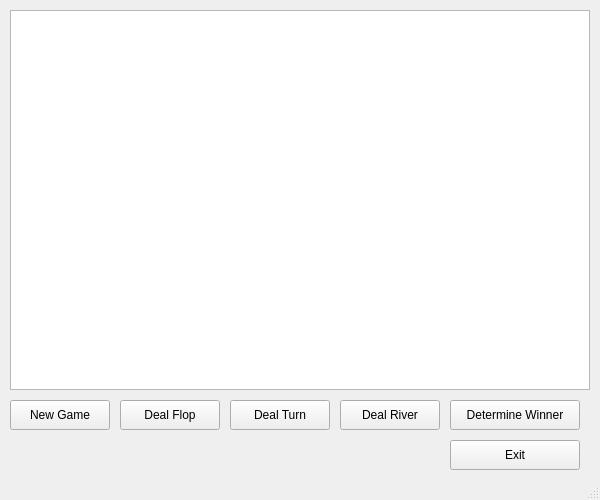
Before: the Qt Designer form mainwindow.ui in BitManipulators/202_PokerGame, drawn with Qt 5.
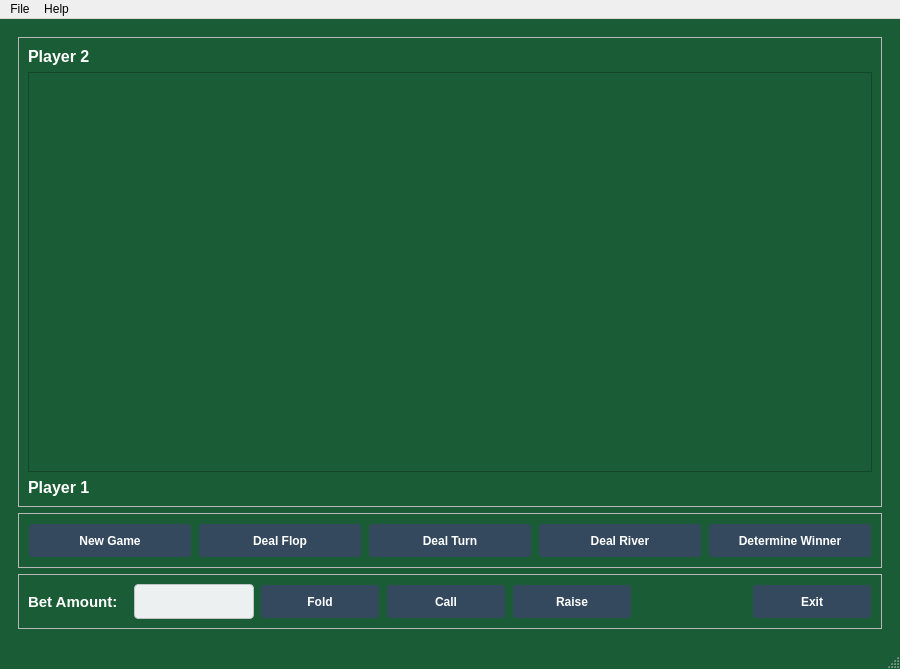
After: the same form once the commit is applied.

Commit message: updated the game strategy and UI

```diff
--- a/mainwindow.ui
+++ b/mainwindow.ui
@@ -6,119 +6,425 @@
    <rect>
     <x>0</x>
     <y>0</y>
-    <width>600</width>
-    <height>500</height>
+    <width>900</width>
+    <height>650</height>
    </rect>
   </property>
   <property name="windowTitle">
    <string>Texas Hold'em Poker</string>
   </property>
+  <property name="styleSheet">
+   <string>
+QMainWindow {
+  background-color: #1a5c35;
+}
+
+/* Basic button style */
+QPushButton {
+  color: white;
+  border-radius: 4px;
+  padding: 6px;
+  font-weight: bold;
+  background-color: #34495e;
+  border: 2px solid transparent;
+}
+
+/* Hover state: Increase brightness and add border */
+QPushButton:hover {
+  background-color: #3d5a73; /* a brighter blue-gray */
+  border: 2px solid #ecf0f1;
+}
+
+/* Pressed state: Darken further and maintain border */
+QPushButton:pressed {
+  background-color: #2a3d4f; /* a darker tone */
+  border: 2px solid #ecf0f1;
+}
+
+/* Checked/Active state: Use a distinct color with a visible border */
+QPushButton:checked, QPushButton:checked:hover {
+  background-color: #2980b9;
+  border: 2px solid #ecf0f1;
+}
+
+/* Focus state: Emphasize with a contrasting border */
+QPushButton:focus {
+  border: 2px solid #f1c40f;
+}
+
+QLabel {
+  color: white;
+  font-weight: bold;
+}
+
+QLineEdit {
+    color: #2c3e50; /* or another darker color */
+    padding: 4px;
+    border-radius: 4px;
+    border: 1px solid #bdc3c7;
+    background-color: #ecf0f1;
+}
+   </string>
+  </property>
   <widget class="QWidget" name="centralwidget">
-   <!-- Graphics view to display cards -->
-   <widget class="QGraphicsView" name="graphicsView">
-    <property name="geometry">
-     <rect>
-      <x>10</x>
-      <y>10</y>
-      <width>580</width>
-      <height>380</height>
-     </rect>
-    </property>
-   </widget>
-   <!-- New Game Button -->
-   <widget class="QPushButton" name="newGameButton">
-    <property name="geometry">
-     <rect>
-      <x>10</x>
-      <y>400</y>
-      <width>100</width>
-      <height>30</height>
-     </rect>
-    </property>
-    <property name="text">
-     <string>New Game</string>
-    </property>
-   </widget>
-   <!-- Deal Flop Button -->
-   <widget class="QPushButton" name="dealFlopButton">
-    <property name="geometry">
-     <rect>
-      <x>120</x>
-      <y>400</y>
-      <width>100</width>
-      <height>30</height>
-     </rect>
-    </property>
-    <property name="text">
-     <string>Deal Flop</string>
-    </property>
-   </widget>
-   <!-- Deal Turn Button -->
-   <widget class="QPushButton" name="dealTurnButton">
-    <property name="geometry">
-     <rect>
-      <x>230</x>
-      <y>400</y>
-      <width>100</width>
-      <height>30</height>
-     </rect>
-    </property>
-    <property name="text">
-     <string>Deal Turn</string>
-    </property>
-   </widget>
-   <!-- Deal River Button -->
-   <widget class="QPushButton" name="dealRiverButton">
-    <property name="geometry">
-     <rect>
-      <x>340</x>
-      <y>400</y>
-      <width>100</width>
-      <height>30</height>
-     </rect>
-    </property>
-    <property name="text">
-     <string>Deal River</string>
-    </property>
-   </widget>
-   <!-- Determine Winner Button -->
-   <widget class="QPushButton" name="determineWinnerButton">
-    <property name="geometry">
-     <rect>
-      <x>450</x>
-      <y>400</y>
-      <width>130</width>
-      <height>30</height>
-     </rect>
-    </property>
-    <property name="text">
-     <string>Determine Winner</string>
-    </property>
-   </widget>
-   <!-- Exit Button -->
-   <widget class="QPushButton" name="exitButton">
-    <property name="geometry">
-     <rect>
-      <x>450</x>
-      <y>440</y>
-      <width>130</width>
-      <height>30</height>
-     </rect>
-    </property>
-    <property name="text">
-     <string>Exit</string>
-    </property>
-   </widget>
+   <layout class="QVBoxLayout" name="verticalLayout">
+    <item>
+     <widget class="QStackedWidget" name="stackedWidget">
+      <property name="currentIndex">
+       <number>1</number>
+      </property>
+      <!-- Landing Page -->
+      <widget class="QWidget" name="landingPage">
+       <layout class="QVBoxLayout" name="landingPageLayout">
+        <item>
+         <spacer name="topSpacer">
+          <property name="orientation">
+           <enum>Qt::Vertical</enum>
+          </property>
+          <property name="sizeHint" stdset="0">
+           <size>
+            <width>20</width>
+            <height>40</height>
+           </size>
+          </property>
+         </spacer>
+        </item>
+        <item alignment="Qt::AlignHCenter">
+         <widget class="QLabel" name="titleLabel">
+          <property name="font">
+           <font>
+            <pointsize>24</pointsize>
+            <bold>true</bold>
+           </font>
+          </property>
+          <property name="text">
+           <string>Texas Hold'em Poker</string>
+          </property>
+          <property name="alignment">
+           <set>Qt::AlignmentFlag::AlignCenter</set>
+          </property>
+         </widget>
+        </item>
+        <item>
+         <spacer name="middleSpacer">
+          <property name="orientation">
+           <enum>Qt::Vertical</enum>
+          </property>
+          <property name="sizeHint" stdset="0">
+           <size>
+            <width>20</width>
+            <height>40</height>
+           </size>
+          </property>
+         </spacer>
+        </item>
+        <item alignment="Qt::AlignHCenter">
+         <widget class="QPushButton" name="startNewGameButton">
+          <property name="minimumSize">
+           <size>
+            <width>200</width>
+            <height>40</height>
+           </size>
+          </property>
+          <property name="text">
+           <string>Start New Game</string>
+          </property>
+         </widget>
+        </item>
+        <item>
+         <spacer name="bottomSpacer">
+          <property name="orientation">
+           <enum>Qt::Vertical</enum>
+          </property>
+          <property name="sizeHint" stdset="0">
+           <size>
+            <width>20</width>
+            <height>40</height>
+           </size>
+          </property>
+         </spacer>
+        </item>
+       </layout>
+      </widget>
+
+      <!-- Game Page -->
+      <widget class="QWidget" name="gamePage">
+       <layout class="QVBoxLayout" name="gamePageLayout">
+        <item>
+         <widget class="QFrame" name="gameFrame">
+          <property name="frameShape">
+           <enum>QFrame::StyledPanel</enum>
+          </property>
+          <property name="frameShadow">
+           <enum>QFrame::Raised</enum>
+          </property>
+          <layout class="QVBoxLayout" name="gameFrameLayout">
+           <item>
+            <widget class="QLabel" name="player2Label">
+             <property name="font">
+              <font>
+               <pointsize>12</pointsize>
+               <bold>true</bold>
+              </font>
+             </property>
+             <property name="text">
+              <string>Player 2</string>
+             </property>
+            </widget>
+           </item>
+           <item>
+            <widget class="QGraphicsView" name="graphicsView">
+             <property name="minimumSize">
+              <size>
+               <width>0</width>
+               <height>400</height>
+              </size>
+             </property>
+             <property name="styleSheet">
+              <string>background-color: #1a5c35;</string>
+             </property>
+            </widget>
+           </item>
+           <item>
+            <widget class="QLabel" name="player1Label">
+             <property name="font">
+              <font>
+               <pointsize>12</pointsize>
+               <bold>true</bold>
+              </font>
+             </property>
+             <property name="text">
+              <string>Player 1</string>
+             </property>
+            </widget>
+           </item>
+          </layout>
+         </widget>
+        </item>
+
+        <!-- Game Controls -->
+        <item>
+         <widget class="QFrame" name="controlsFrame">
+          <property name="frameShape">
+           <enum>QFrame::StyledPanel</enum>
+          </property>
+          <property name="frameShadow">
+           <enum>QFrame::Raised</enum>
+          </property>
+          <layout class="QHBoxLayout" name="controlsLayout">
+           <item>
+            <widget class="QPushButton" name="newGameButton">
+             <property name="minimumSize">
+              <size>
+               <width>120</width>
+               <height>35</height>
+              </size>
+             </property>
+             <property name="text">
+              <string>New Game</string>
+             </property>
+            </widget>
+           </item>
+           <item>
+            <widget class="QPushButton" name="dealFlopButton">
+             <property name="minimumSize">
+              <size>
+               <width>120</width>
+               <height>35</height>
+              </size>
+             </property>
+             <property name="text">
+              <string>Deal Flop</string>
+             </property>
+            </widget>
+           </item>
+           <item>
+            <widget class="QPushButton" name="dealTurnButton">
+             <property name="minimumSize">
+              <size>
+               <width>120</width>
+               <height>35</height>
+              </size>
+             </property>
+             <property name="text">
+              <string>Deal Turn</string>
+             </property>
+            </widget>
+           </item>
+           <item>
+            <widget class="QPushButton" name="dealRiverButton">
+             <property name="minimumSize">
+              <size>
+               <width>120</width>
+               <height>35</height>
+              </size>
+             </property>
+             <property name="text">
+              <string>Deal River</string>
+             </property>
+            </widget>
+           </item>
+           <item>
+            <widget class="QPushButton" name="determineWinnerButton">
+             <property name="minimumSize">
+              <size>
+               <width>150</width>
+               <height>35</height>
+              </size>
+             </property>
+             <property name="text">
+              <string>Determine Winner</string>
+             </property>
+            </widget>
+           </item>
+          </layout>
+         </widget>
+        </item>
+
+        <!-- Bet Controls -->
+        <item>
+         <widget class="QFrame" name="betFrame">
+          <property name="frameShape">
+           <enum>QFrame::StyledPanel</enum>
+          </property>
+          <property name="frameShadow">
+           <enum>QFrame::Raised</enum>
+          </property>
+          <layout class="QHBoxLayout" name="betLayout">
+           <item>
+            <widget class="QLabel" name="betLabel">
+             <property name="minimumSize">
+              <size>
+               <width>100</width>
+               <height>0</height>
+              </size>
+             </property>
+             <property name="font">
+              <font>
+               <pointsize>11</pointsize>
+              </font>
+             </property>
+             <property name="text">
+              <string>Bet Amount:</string>
+             </property>
+            </widget>
+           </item>
+           <item>
+            <widget class="QLineEdit" name="betLineEdit">
+             <property name="minimumSize">
+              <size>
+               <width>120</width>
+               <height>35</height>
+              </size>
+             </property>
+             <property name="maximumSize">
+              <size>
+               <width>150</width>
+               <height>16777215</height>
+              </size>
+             </property>
+            </widget>
+           </item>
+           <item>
+            <widget class="QPushButton" name="foldButton">
+             <property name="minimumSize">
+              <size>
+               <width>120</width>
+               <height>35</height>
+              </size>
+             </property>
+             <property name="text">
+              <string>Fold</string>
+             </property>
+            </widget>
+             </item>
+              <item>
+            <widget class="QPushButton" name="callButton">
+             <property name="minimumSize">
+              <size>
+               <width>120</width>
+               <height>35</height>
+              </size>
+             </property>
+             <property name="text">
+              <string>Call</string>
+             </property>
+            </widget>
+             </item>
+              <item>
+            <widget class="QPushButton" name="placeBetButton">
+             <property name="minimumSize">
+              <size>
+               <width>120</width>
+               <height>35</height>
+              </size>
+             </property>
+             <property name="text">
+              <string>Raise</string>
+             </property>
+            </widget>
+           </item>
+           <item>
+            <spacer name="horizontalSpacer">
+             <property name="orientation">
+              <enum>Qt::Horizontal</enum>
+             </property>
+             <property name="sizeHint" stdset="0">
+              <size>
+               <width>40</width>
+               <height>20</height>
+              </size>
+             </property>
+            </spacer>
+           </item>
+           <item>
+            <widget class="QPushButton" name="exitButton">
+             <property name="minimumSize">
+              <size>
+               <width>120</width>
+               <height>35</height>
+              </size>
+             </property>
+             <property name="text">
+              <string>Exit</string>
+             </property>
+            </widget>
+           </item>
+          </layout>
+         </widget>
+        </item>
+       </layout>
+      </widget>
+     </widget>
+    </item>
+   </layout>
   </widget>
   <widget class="QMenuBar" name="menubar">
    <property name="geometry">
     <rect>
      <x>0</x>
      <y>0</y>
-     <width>600</width>
-     <height>21</height>
+     <width>900</width>
+     <height>30</height>
     </rect>
    </property>
+   <widget class="QMenu" name="menuFile">
+    <property name="title">
+     <string>File</string>
+    </property>
+    <addaction name="actionNew_Game"/>
+    <addaction name="separator"/>
+    <addaction name="actionExit"/>
+   </widget>
+   <widget class="QMenu" name="menuHelp">
+    <property name="title">
+     <string>Help</string>
+    </property>
+    <addaction name="actionRules"/>
+    <addaction name="actionAbout"/>
+   </widget>
+   <addaction name="menuFile"/>
+   <addaction name="menuHelp"/>
   </widget>
   <widget class="QStatusBar" name="statusbar"/>
  </widget>
```
Left out of the diff: 26 changed lines with no effect on the pictures. The commit also changes 4 other files.
